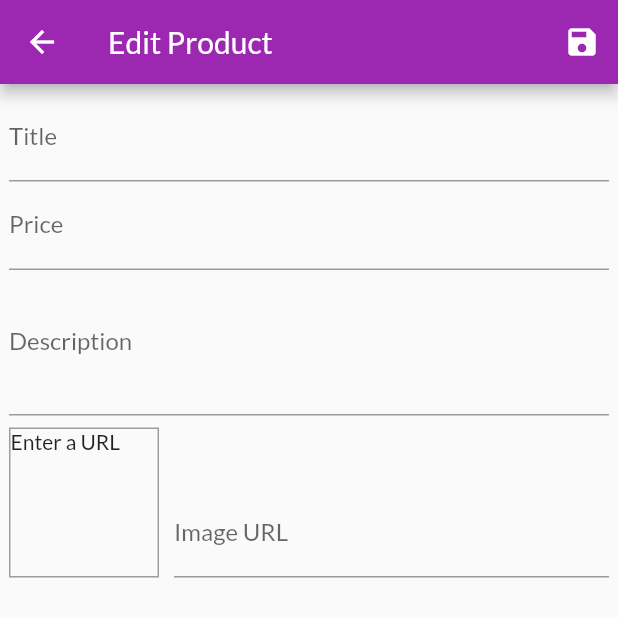
After one commit to TJun-Jie/flutter_shop_app, a Flutter app: the EditProductScreen screen opened by its route, on a phone screen of 412 x 824 dp, the top half of it. The commit adds this screen. Run offline on Flutter 3.47's test engine with Material 2 defaults, Android fonts, the phone set to English and light mode, and no system bars; network calls fail.

Commit message:
Added form inputs

```diff
--- a/lib/main.dart
+++ b/lib/main.dart
@@ -3,7 +3,9 @@ import 'package:flutter_complete_guide/providers/cart.dart';
 import 'package:flutter_complete_guide/providers/orders.dart';
 import 'package:flutter_complete_guide/providers/products.dart';
 import 'package:flutter_complete_guide/screens/cart_screen.dart';
+import 'package:flutter_complete_guide/screens/edit_product_screen.dart';
 import 'package:flutter_complete_guide/screens/orders_screen.dart';
+import 'package:flutter_complete_guide/screens/user_products_screen.dart';
 import 'package:provider/provider.dart';
 import 'package:flutter_complete_guide/screens/product_detail_screen.dart';
 import 'package:flutter_complete_guide/screens/products_overview_screen.dart';
@@ -37,6 +39,8 @@ class MyApp extends StatelessWidget {
           ProductDetailScreen.routeName: (ctx) => ProductDetailScreen(),
           CartScreen.routeName: (ctx) => CartScreen(),
           OrdersScreen.routeName: (ctx) => OrdersScreen(),
+          UserProductsScreen.routeName: (ctx) => UserProductsScreen(),
+          EditProductScreen.routeName: (ctx) => EditProductScreen(),
         },
       ),
     );
--- /dev/null
+++ b/lib/screens/edit_product_screen.dart
@@ -0,0 +1,175 @@
+import 'package:flutter/material.dart';
+import 'package:flutter_complete_guide/providers/product.dart';
+
+class EditProductScreen extends StatefulWidget {
+  EditProductScreen({Key key}) : super(key: key);
+
+  static const routeName = '/edit-product';
+
+  @override
+  _EditProductScreenState createState() => _EditProductScreenState();
+}
+
+class _EditProductScreenState extends State<EditProductScreen> {
+  final _priceFocusNode = FocusNode();
+  final _descriptionFocusNode = FocusNode();
+  final _imageUrlController = TextEditingController();
+  final _imageUrlFocusNode = FocusNode();
+  final _form = GlobalKey<FormState>();
+  var _editedProduct = Product(
+      id: null, title: 'title', description: '', price: 0, imageUrl: '');
+
+  @override
+  void dispose() {
+    // implement dispose
+    super.dispose();
+    _priceFocusNode.dispose();
+    _descriptionFocusNode.dispose();
+    _imageUrlController.dispose();
+    _imageUrlFocusNode.removeListener(() {
+      _updateImageUrl();
+    });
+  }
+
+  @override
+  void initState() {
+    //implement initState
+    super.initState();
+    _imageUrlFocusNode.addListener(() {
+      _updateImageUrl();
+    });
+  }
+
+  void _updateImageUrl() {
+    if (!_imageUrlFocusNode.hasFocus) {
+      setState(() {});
+    }
+  }
+
+  void _saveForm() {
+    _form.currentState.save();
+    print(_editedProduct.description);
+    print(_editedProduct.title);
+    print(_editedProduct.price);
+    print(_editedProduct.imageUrl);
+  }
+
+  @override
+  Widget build(BuildContext context) {
+    return Scaffold(
+      appBar: AppBar(
+        title: Text('Edit Product'),
+        actions: [
+          IconButton(
+            onPressed: () {
+              _saveForm();
+            },
+            icon: Icon(Icons.save),
+          ),
+        ],
+      ),
+      body: Padding(
+        padding: const EdgeInsets.all(6.0),
+        child: Form(
+          key: _form,
+          child: SingleChildScrollView(
+            child: Column(
+              children: [
+                TextFormField(
+                  decoration: InputDecoration(labelText: 'Title'),
+                  textInputAction: TextInputAction.next,
+                  onFieldSubmitted: (_) =>
+                      FocusScope.of(context).requestFocus(_priceFocusNode),
+                  onSaved: (value) {
+                    _editedProduct = Product(
+                        title: value,
+                        id: null,
+                        description: _editedProduct.description,
+                        imageUrl: _editedProduct.imageUrl,
+                        price: _editedProduct.price);
+                  },
+                ),
+                TextFormField(
+                  decoration: InputDecoration(labelText: 'Price'),
+                  textInputAction: TextInputAction.next,
+                  keyboardType: TextInputType.number,
+                  focusNode: _priceFocusNode,
+                  onFieldSubmitted: (_) => FocusScope.of(context)
+                      .requestFocus(_descriptionFocusNode),
+                  onSaved: (value) {
+                    _editedProduct = Product(
+                      price: double.parse(value),
+                      title: _editedProduct.title,
+                      id: null,
+                      description: _editedProduct.description,
+                      imageUrl: _editedProduct.imageUrl,
+                    );
+                  },
+                ),
+                TextFormField(
+                  decoration: InputDecoration(labelText: 'Description'),
+                  maxLines: 3,
+                  keyboardType: TextInputType.multiline,
+                  focusNode: _descriptionFocusNode,
+                  onSaved: (value) {
+                    _editedProduct = Product(
+                        description: value,
+                        title: _editedProduct.title,
+                        id: null,
+                        imageUrl: _editedProduct.imageUrl,
+                        price: _editedProduct.price);
+                  },
+                ),
+                Row(
+                  crossAxisAlignment: CrossAxisAlignment.end,
+                  children: [
+                    Container(
+                      width: 100,
+                      height: 100,
+                      margin: EdgeInsets.only(
+                        top: 8,
+                        right: 10,
+                      ),
+                      decoration: BoxDecoration(
+                        border: Border.all(width: 1, color: Colors.grey),
+                      ),
+                      child: _imageUrlController.text.isEmpty
+                          ? Text('Enter a URL')
+                          : FittedBox(
+                              child: Image.network(_imageUrlController.text),
+                              fit: BoxFit.contain,
+                            ),
+                    ),
+                    Expanded(
+                      child: TextFormField(
+                        decoration: InputDecoration(labelText: 'Image URL'),
+                        keyboardType: TextInputType.url,
+                        textInputAction: TextInputAction.done,
+                        controller: _imageUrlController,
+                        focusNode: _imageUrlFocusNode,
+                        onEditingComplete: () {
+                          setState(() {});
+                        },
+                        onSaved: (value) {
+                          _editedProduct = Product(
+                              imageUrl: value,
+                              description: _editedProduct.description,
+                              title: _editedProduct.title,
+                              id: null,
+                              price: _editedProduct.price);
+                        },
+                        onFieldSubmitted: (_) {
+                          _saveForm();
+                        },
+                      ),
+                    ),
+                  ],
+                ),
+              ],
+            ),
+          ),
+        ),
+      ),
+    );
+  }
+}
--- a/lib/widgets/app_drawer.dart
+++ b/lib/widgets/app_drawer.dart
@@ -1,5 +1,6 @@
 import 'package:flutter/material.dart';
 import 'package:flutter_complete_guide/screens/orders_screen.dart';
+import 'package:flutter_complete_guide/screens/user_products_screen.dart';
 
 class AppDrawer extends StatelessWidget {
   const AppDrawer({Key key}) : super(key: key);
@@ -29,6 +30,15 @@ class AppDrawer extends StatelessWidget {
                   .pushReplacementNamed(OrdersScreen.routeName);
             },
           ),
+          Divider(),
+          ListTile(
+            leading: Icon(Icons.edit),
+            title: Text('Manage Products'),
+            onTap: () {
+              Navigator.of(context)
+                  .pushReplacementNamed(UserProductsScreen.routeName);
+            },
+          ),
         ],
       ),
     );
```
Also changed, not shown: lib/providers/cart.dart (+18 -0 lines), lib/screens/user_products_screen.dart (added, +48 -0 lines), lib/widgets/cart_item.dart (+23 -0 lines), lib/widgets/product_item.dart (+15 -0 lines), lib/widgets/user_product_item.dart (added, +36 -0 lines).
